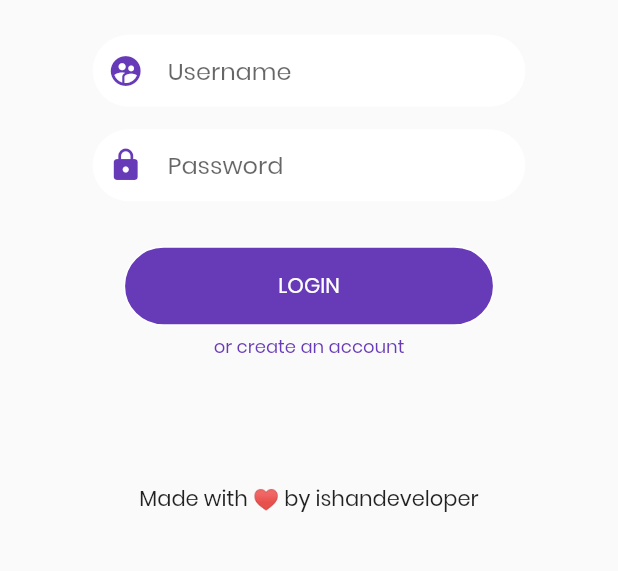
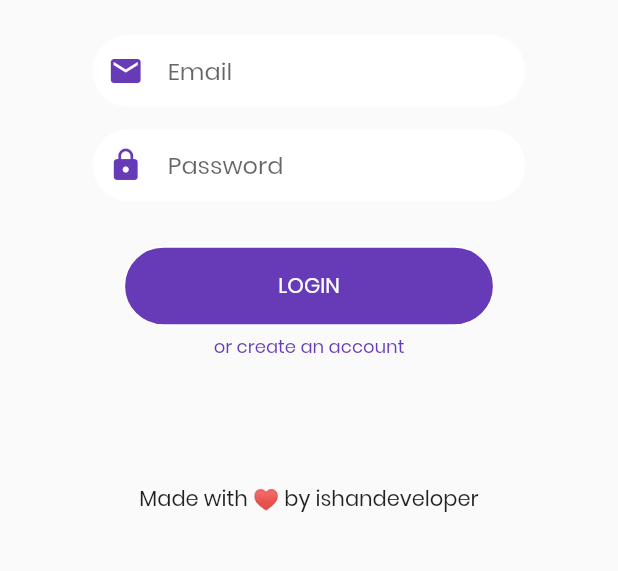
Before and after one commit to javarefactor/chatting-app-flutter, a Flutter app: the screen it shows after launch, after a tap on "LOGIN", on a phone screen of 412 x 824 dp, the part 492-1063 px from its top. Run offline on Flutter 3.47's test engine with Material 2 defaults, Android fonts, the phone set to English and light mode, and no system bars; our stand-ins replace animated_text_kit, firebase_auth, modal_progress_hud; missing offline and left inert: edge_alert; accounts and stored records are empty.

Commit message:
processing spinner

```diff
--- a/lib/pages/login.dart
+++ b/lib/pages/login.dart
@@ -1,11 +1,25 @@
 import 'package:chat_app/widgets/custombutton.dart';
 import 'package:chat_app/widgets/customtextinput.dart';
+import 'package:edge_alert/edge_alert.dart';
+import 'package:firebase_auth/firebase_auth.dart';
 import 'package:flutter/material.dart';
+import 'package:modal_progress_hud/modal_progress_hud.dart';
 
-class ChatterLogin extends StatelessWidget {
+class ChatterLogin extends StatefulWidget {
+  @override
+  _ChatterLoginState createState() => _ChatterLoginState();
+}
+
+class _ChatterLoginState extends State<ChatterLogin> {
+  String email;
+  String password;
+  bool loggingin = false;
+  final _auth = FirebaseAuth.instance;
   @override
   Widget build(BuildContext context) {
-    return Scaffold(
+    return ModalProgressHUD(
+      inAsyncCall: loggingin,
+      child: Scaffold(
         // backgroundColor: Colors.transparent,
         body: SingleChildScrollView(
           child: Container(
@@ -28,7 +42,7 @@ class ChatterLogin extends StatelessWidget {
                     height: MediaQuery.of(context).size.height * 0.02,
                   ),
                   Hero(
-                  tag:'HeroTitle',
+                    tag: 'HeroTitle',
                     child: Text(
                       'Chatter',
                       style: TextStyle(
@@ -49,9 +63,13 @@ class ChatterLogin extends StatelessWidget {
                   //       color: Colors.deepPurple),
                   // ),
                   CustomTextInput(
-                  hintText: 'Username',
-                  leading: Icons.supervised_user_circle,
+                    hintText: 'Email',
+                    leading: Icons.mail,
                     obscure: false,
+                    keyboard: TextInputType.emailAddress,
+                    userTyped: (val) {
+                      email = val;
+                    },
                   ),
                   SizedBox(
                     height: 0,
@@ -60,18 +78,55 @@ class ChatterLogin extends StatelessWidget {
                     hintText: 'Password',
                     leading: Icons.lock,
                     obscure: true,
+                    userTyped: (val) {
+                      password = val;
+                    },
                   ),
                   SizedBox(
                     height: 30,
                   ),
                   Hero(
-                  tag:'loginbutton',
+                    tag: 'loginbutton',
                     child: CustomButton(
                       text: 'login',
                       accentColor: Colors.white,
                       mainColor: Colors.deepPurple,
-                    onpress: (){
-                      Navigator.pushReplacementNamed(context, '/chat');
+                      onpress: () async {
+                        if (password != null && email != null) {
+                          setState(() {
+                            loggingin = true;
+                          });
+                          try {
+                            final loggedUser =
+                                await _auth.signInWithEmailAndPassword(
+                                    email: email, password: password);
+                            if (loggedUser != null) {
+                              setState(() {
+                                loggingin = false;
+                              });
+                              Navigator.pushNamed(context, '/chat');
+                            }
+                          } catch (e) {
+                            setState(() {
+                                loggingin = false;
+                              });
+                            EdgeAlert.show(context,
+                                title: 'Login Failed',
+                                description: e.toString(),
+                                gravity: EdgeAlert.BOTTOM,
+                                icon: Icons.error,
+                                backgroundColor: Colors.deepPurple[900]);
+                          }
+                        } else {
+                          EdgeAlert.show(context,
+                              title: 'Uh oh!',
+                              description:
+                                  'Please enter the email and password.',
+                              gravity: EdgeAlert.BOTTOM,
+                              icon: Icons.error,
+                              backgroundColor: Colors.deepPurple[900]);
+                        }
+                        // Navigator.pushReplacementNamed(context, '/chat');
                       },
                     ),
                   ),
@@ -93,7 +148,7 @@ class ChatterLogin extends StatelessWidget {
                     height: MediaQuery.of(context).size.height * 0.1,
                   ),
                   Hero(
-                  tag:'footer',
+                    tag: 'footer',
                     child: Text(
                       'Made with ♥ by ishandeveloper',
                       style: TextStyle(fontFamily: 'Poppins'),
@@ -104,6 +159,7 @@ class ChatterLogin extends StatelessWidget {
             ),
           ),
         ),
+      ),
     );
   }
 }
```
Lines whose indentation alone changed are shown as unchanged.
